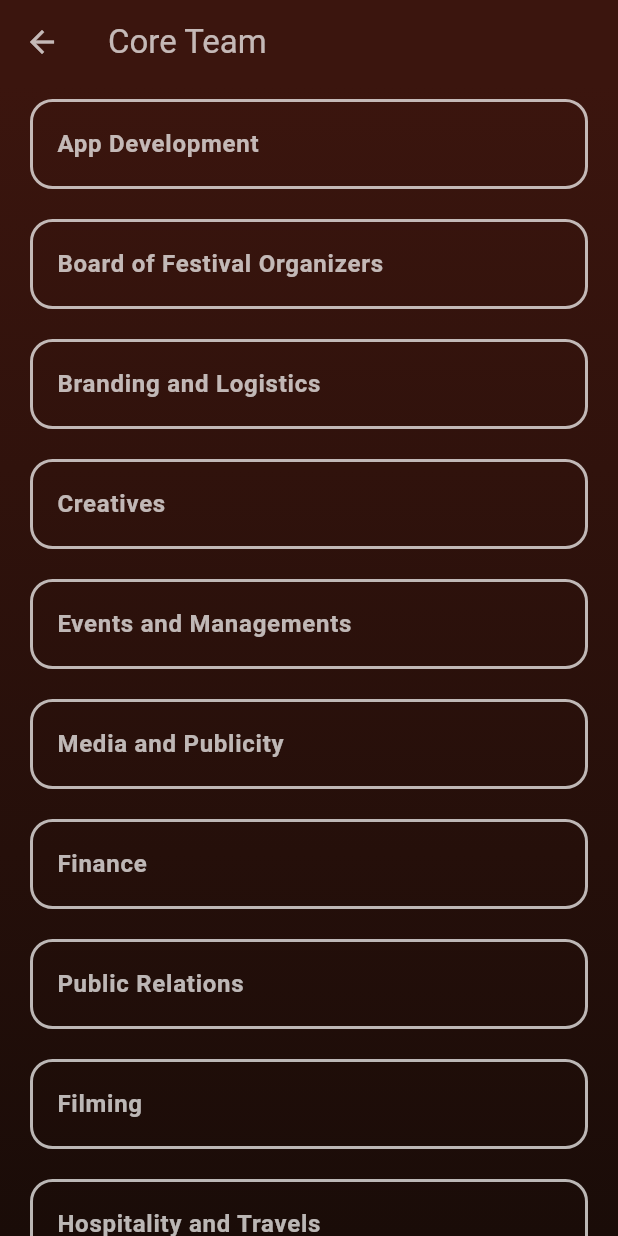
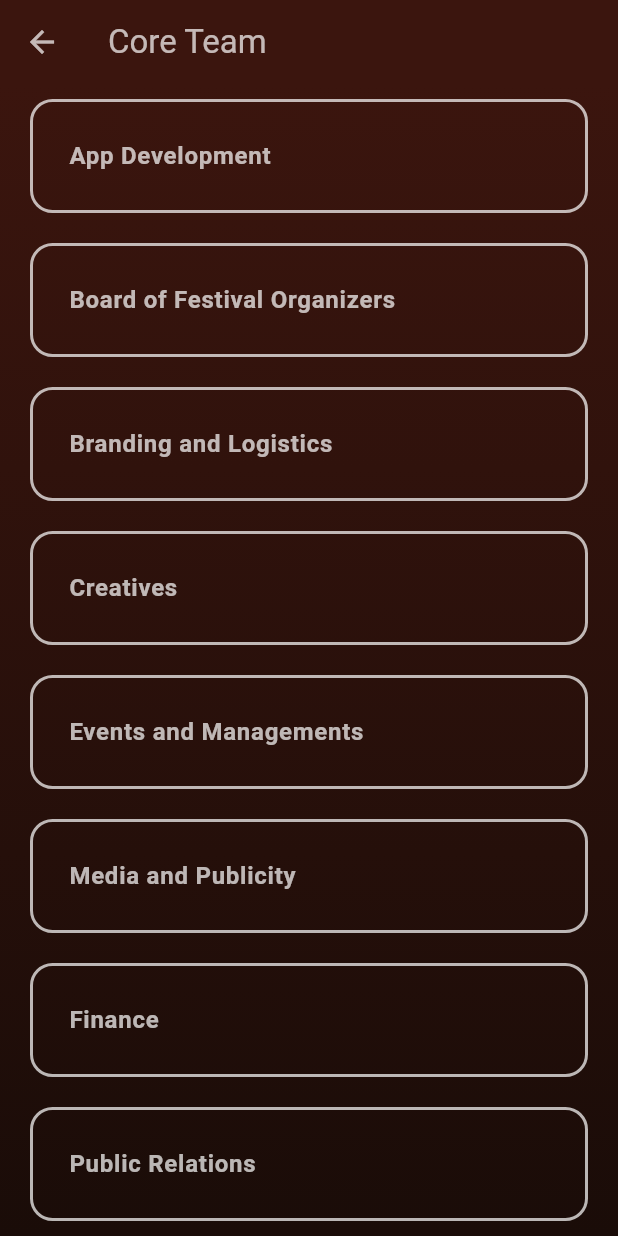
Before and after one commit to deadmoont/Pavilion, a Flutter app: the TeamPage screen opened directly, on a phone screen of 412 x 824 dp. Run offline on Flutter 3.47's test engine with Material 3 defaults, Android fonts, the phone set to English and light mode, and no system bars; our stand-ins replace cached_network_image, chewie, cloud_firestore, firebase_core, firebase_messaging, flutter_local_notifications and 10 more; missing offline and left inert: animate_gradient, bottom_bar_matu, carousel_slider_plus, dart:ffi; accounts and stored records are empty; project files that could hold a hidden picture were left out.

Commit message:
ripple effect done

```diff
--- a/lib/screens/TeamsPage.dart
+++ b/lib/screens/TeamsPage.dart
@@ -547,9 +547,16 @@ class _TeamPageState extends State<TeamPage> {
                   color: Colors.white70, // Border color
                   width: 2.0, // Border width
                 ),
-                borderRadius: BorderRadius.circular(
-                    15.0), // Optional: adds rounded corners
+                borderRadius: BorderRadius.circular(15.0), // Adds rounded corners
               ),
+              child: Material(
+                color: Colors.transparent, // Ensures ripple effect appears over background
+                child: InkWell(
+                  borderRadius: BorderRadius.circular(15.0), // Ripple matches the rounded corners
+                  onTap: () => _showTeamDetails(teamRoles[index]),
+                  splashColor: Colors.white54, // Color of the ripple effect
+                  child: Padding(
+                    padding: const EdgeInsets.all(8.0),
                     child: ListTile(
                       title: Text(
                         teamRoles[index],
@@ -559,7 +566,9 @@ class _TeamPageState extends State<TeamPage> {
                           color: Colors.white70,
                         ),
                       ),
-                onTap: () => _showTeamDetails(teamRoles[index]),
+                    ),
+                  ),
+                ),
               ),
             );
           },
@@ -567,4 +576,66 @@ class _TeamPageState extends State<TeamPage> {
       ),
     );
   }
+
+
+// @override
+  // Widget build(BuildContext context) {
+  //   return Scaffold(
+  //     backgroundColor: Colors.black,
+  //     appBar: AppBar(
+  //       leading: IconButton(
+  //           onPressed: () {
+  //             Navigator.pop(context);
+  //           },
+  //           icon: Icon(
+  //             Icons.arrow_back,
+  //             color: Colors.white70,
+  //           )),
+  //       backgroundColor: Color(0xFF3B150E),
+  //       title: Text(
+  //         'Core Team',
+  //         style: TextStyle(color: Colors.white70),
+  //       ),
+  //     ),
+  //     body: Container(
+  //       decoration: const BoxDecoration(
+  //         gradient: LinearGradient(
+  //           begin: Alignment.topCenter,
+  //           end: Alignment.bottomCenter,
+  //           colors: [
+  //             Color(0xFF3B150E), // Light red at the top
+  //             Color(0xFF1A0C08), // Black at the bottom
+  //           ],
+  //         ),
+  //       ),
+  //       child: ListView.builder(
+  //         itemCount: teamRoles.length,
+  //         itemBuilder: (BuildContext context, int index) {
+  //           return Container(
+  //             margin: EdgeInsets.symmetric(horizontal: 20, vertical: 10),
+  //             decoration: BoxDecoration(
+  //               border: Border.all(
+  //                 color: Colors.white70, // Border color
+  //                 width: 2.0, // Border width
+  //               ),
+  //               borderRadius: BorderRadius.circular(
+  //                   15.0), // Optional: adds rounded corners
+  //             ),
+  //             child: ListTile(
+  //               title: Text(
+  //                 teamRoles[index],
+  //                 style: TextStyle(
+  //                   fontSize: 16,
+  //                   fontWeight: FontWeight.bold,
+  //                   color: Colors.white70,
+  //                 ),
+  //               ),
+  //               onTap: () => _showTeamDetails(teamRoles[index]),
+  //             ),
+  //           );
+  //         },
+  //       ),
+  //     ),
+  //   );
+  // }
 }
```
Lines whose indentation alone changed are shown as unchanged.
